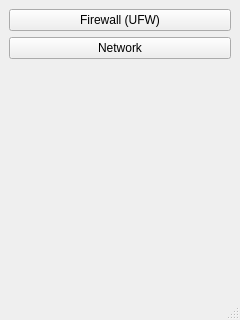
Before: the Qt Designer form oneringui.ui in bcavlin/onering, drawn with Qt 5.
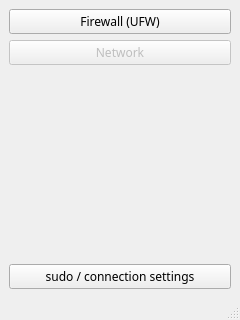
After: the same form once the commit is applied. Icons and pictures are not drawn.

```diff
--- a/oneringui.ui
+++ b/oneringui.ui
@@ -25,6 +25,11 @@
     <height>0</height>
    </size>
   </property>
+  <property name="font">
+   <font>
+    <family>Ubuntu Mono</family>
+   </font>
+  </property>
   <property name="windowTitle">
    <string>One Ring</string>
   </property>
@@ -45,6 +50,9 @@
       </item>
       <item>
        <widget class="QPushButton" name="pushButton_Netstat">
+        <property name="enabled">
+         <bool>false</bool>
+        </property>
         <property name="text">
          <string>Network</string>
         </property>
@@ -63,6 +71,13 @@
         </property>
        </spacer>
       </item>
+      <item>
+       <widget class="QPushButton" name="pushButton_sudo">
+        <property name="text">
+         <string>sudo / connection settings</string>
+        </property>
+       </widget>
+      </item>
      </layout>
     </item>
    </layout>
```
